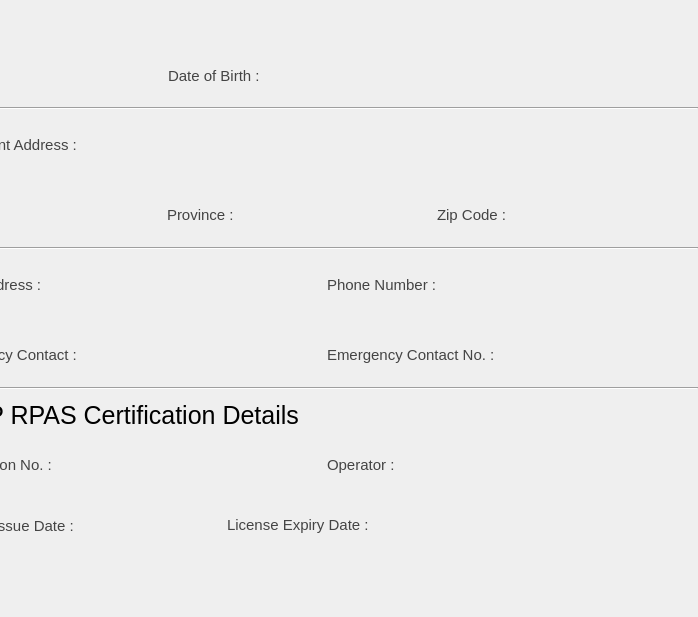
Before: the Qt Designer form Gui/Pilot/View Profile/ViewProfile.ui in whitePenumbra/SARdrone, drawn with Qt 5; both pictures show x 93 to 791 and y 122 to 739 of the 1071 by 739 pixel window.
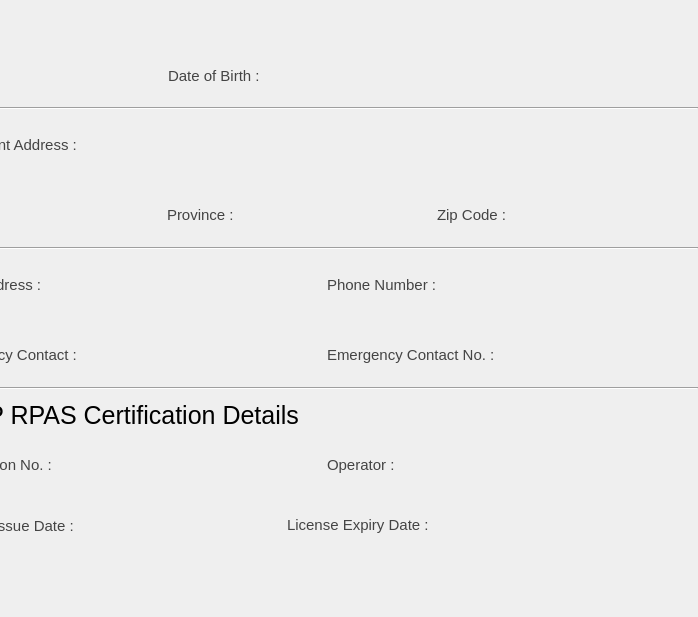
After: the same form once the commit is applied. Icons and pictures are not drawn.

Commit message: increased width for dates

```diff
--- a/Gui/Pilot/View Profile/ViewProfile.ui
+++ b/Gui/Pilot/View Profile/ViewProfile.ui
@@ -216,9 +216,9 @@
    <widget class="QWidget" name="layoutWidget_2">
     <property name="geometry">
      <rect>
-      <x>320</x>
+      <x>380</x>
       <y>630</y>
-      <width>241</width>
+      <width>303</width>
       <height>33</height>
      </rect>
     </property>
@@ -243,13 +243,13 @@
       <widget class="QLabel" name="lbl_expirydate">
        <property name="minimumSize">
         <size>
-         <width>81</width>
+         <width>160</width>
          <height>31</height>
         </size>
        </property>
        <property name="maximumSize">
         <size>
-         <width>81</width>
+         <width>160</width>
          <height>31</height>
         </size>
        </property>
@@ -349,13 +349,13 @@
       <widget class="QLabel" name="lbl_address">
        <property name="minimumSize">
         <size>
-         <width>491</width>
+         <width>510</width>
          <height>31</height>
         </size>
        </property>
        <property name="maximumSize">
         <size>
-         <width>491</width>
+         <width>510</width>
          <height>31</height>
         </size>
        </property>
@@ -907,7 +907,7 @@
      <rect>
       <x>261</x>
       <y>181</y>
-      <width>191</width>
+      <width>291</width>
       <height>33</height>
      </rect>
     </property>
@@ -932,7 +932,7 @@
       <widget class="QLabel" name="lbl_dob">
        <property name="minimumSize">
         <size>
-         <width>81</width>
+         <width>160</width>
          <height>31</height>
         </size>
        </property>
@@ -960,7 +960,7 @@
      <rect>
       <x>31</x>
       <y>631</y>
-      <width>241</width>
+      <width>295</width>
       <height>33</height>
      </rect>
     </property>
@@ -985,13 +985,13 @@
       <widget class="QLabel" name="lbl_issuedate">
        <property name="minimumSize">
         <size>
-         <width>81</width>
+         <width>160</width>
          <height>31</height>
         </size>
        </property>
        <property name="maximumSize">
         <size>
-         <width>81</width>
+         <width>160</width>
          <height>31</height>
         </size>
        </property>
```
The commit also changes 1 other file.
